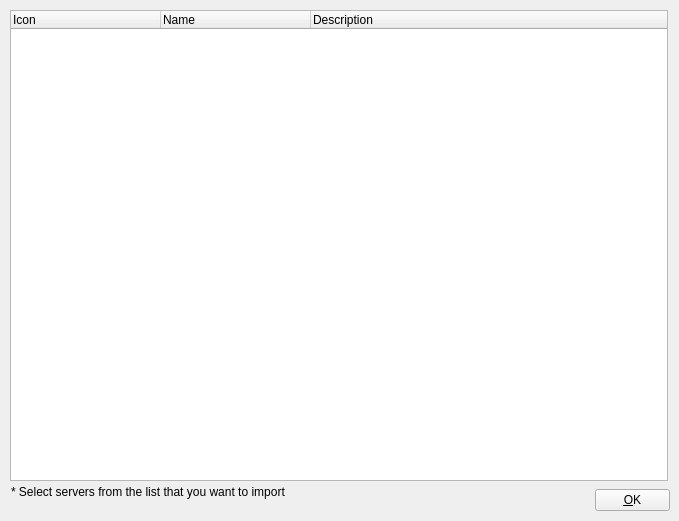
First picture: the form in src/Widgets/ImportDeviceDialog.ui, repository CasparCG/client, before the edit.
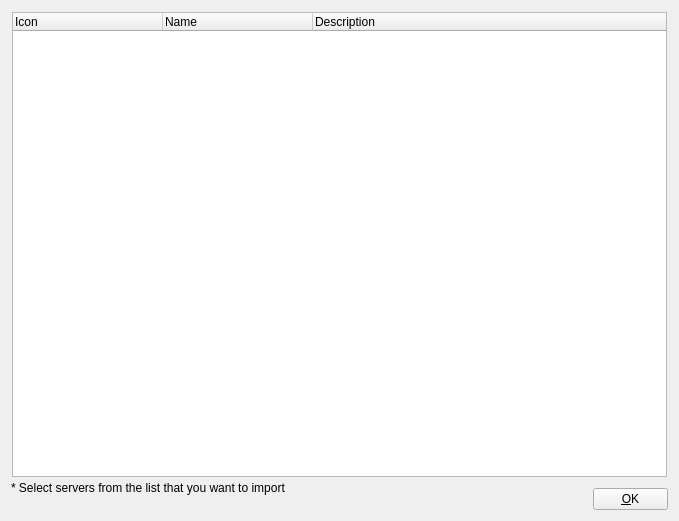
Second picture: the form after the edit.

```diff
--- a/src/Widgets/ImportDeviceDialog.ui
+++ b/src/Widgets/ImportDeviceDialog.ui
@@ -16,8 +16,8 @@
   <widget class="QPushButton" name="pushButtonOk">
    <property name="geometry">
     <rect>
-     <x>595</x>
-     <y>489</y>
+     <x>593</x>
+     <y>488</y>
      <width>75</width>
      <height>22</height>
     </rect>
@@ -35,10 +35,10 @@
   <widget class="QTreeWidget" name="treeWidgetDevice">
    <property name="geometry">
     <rect>
-     <x>10</x>
-     <y>10</y>
-     <width>658</width>
-     <height>471</height>
+     <x>12</x>
+     <y>12</y>
+     <width>655</width>
+     <height>465</height>
     </rect>
    </property>
    <property name="alternatingRowColors">
@@ -79,7 +79,7 @@
    <property name="geometry">
     <rect>
      <x>11</x>
-     <y>484</y>
+     <y>480</y>
      <width>591</width>
      <height>16</height>
     </rect>
```
